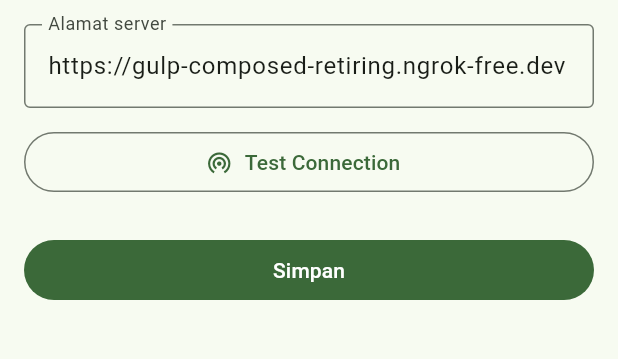
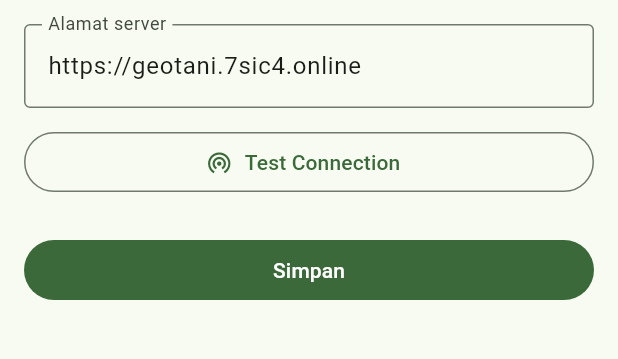
Before and after one commit to syafrizal-r/geotani, a Flutter app: the ServerSettingsScreen screen opened directly, on a phone screen of 412 x 824 dp, the part 228-587 px from its top. Run offline on Flutter 3.47's test engine with Material 3 defaults, Android fonts, the phone set to English and light mode, and no system bars; our stand-ins replace camera, flutter_local_notifications, geolocator, image_picker, pdf, permission_handler and 2 more; missing offline and left inert: google_mlkit_face_detection, tflite_flutter; accounts and stored records are empty.

Commit message:
Arahkan alamat server default ke VPS (geotani.7sic4.online)
Co-Authored-By: Claude Opus 5.5 <noreply@anthropic.com>

```diff
--- a/lib/core/api_config.dart
+++ b/lib/core/api_config.dart
@@ -1,7 +1,7 @@
 import 'package:shared_preferences/shared_preferences.dart';
 
 /// Menyimpan alamat server GeoTani yang dipakai [ApiClient] untuk semua
-/// request. Default-nya domain ngrok (lihat [_defaultBaseUrl]); bisa
+/// request. Default-nya domain server VPS (lihat [_defaultBaseUrl]); bisa
 /// ditimpa lewat ServerSettingsScreen.
 class ApiConfig {
   ApiConfig._();
@@ -15,12 +15,11 @@ class ApiConfig {
   /// Tidak berpengaruh apa-apa kalau server diakses langsung via IP LAN.
   static const commonHeaders = {'ngrok-skip-browser-warning': 'true'};
 
-  /// Default = domain statis ngrok yang meneruskan ke server di laptop
-  /// (`ngrok http --url=gulp-composed-retiring.ngrok-free.dev 3000`), jadi HP
-  /// bisa dari jaringan mana saja (data seluler/WiFi lain) tanpa rebuild APK
-  /// tiap kali IP laptop berubah. Tetap bisa diganti manual ke IP LAN dari
-  /// Pengaturan Server kalau ngrok tidak dipakai.
-  static const _defaultBaseUrl = 'https://gulp-composed-retiring.ngrok-free.dev';
+  /// Default = domain server GeoTani di VPS (HTTPS via Caddy, lihat
+  /// server/deploy/), jadi HP bisa dari jaringan mana saja (data seluler/WiFi
+  /// lain). Tetap bisa diganti manual (IP LAN laptop atau ngrok) dari
+  /// Pengaturan Server.
+  static const _defaultBaseUrl = 'https://geotani.7sic4.online';
 
   String? _baseUrl = _defaultBaseUrl;
 
```
